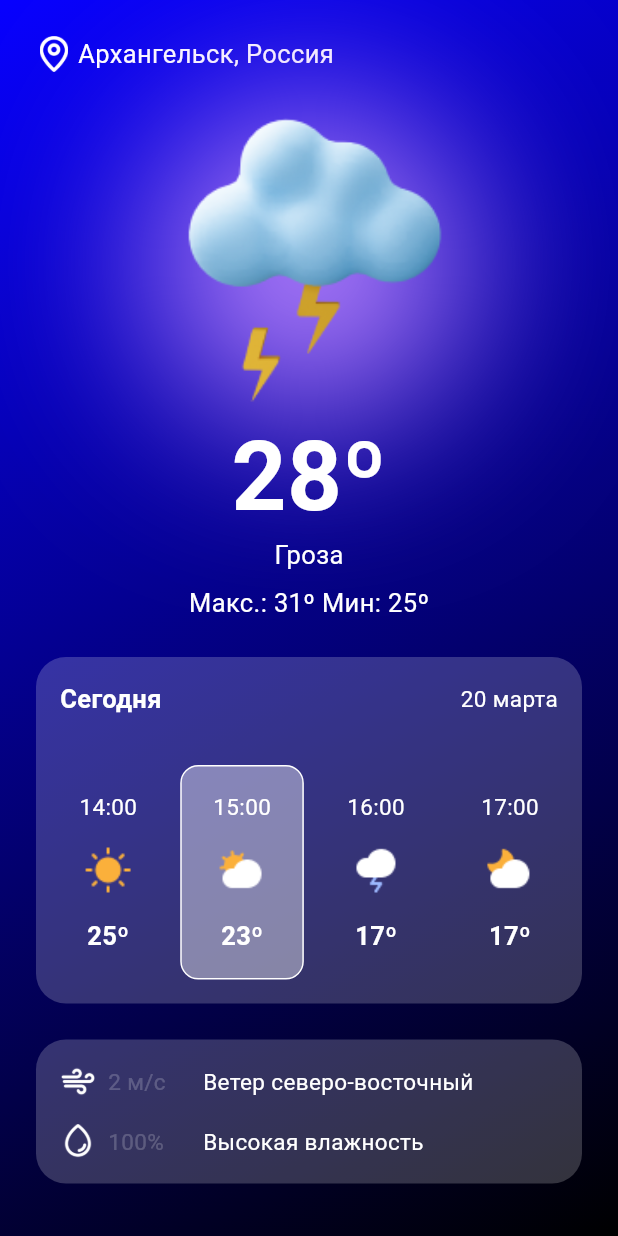
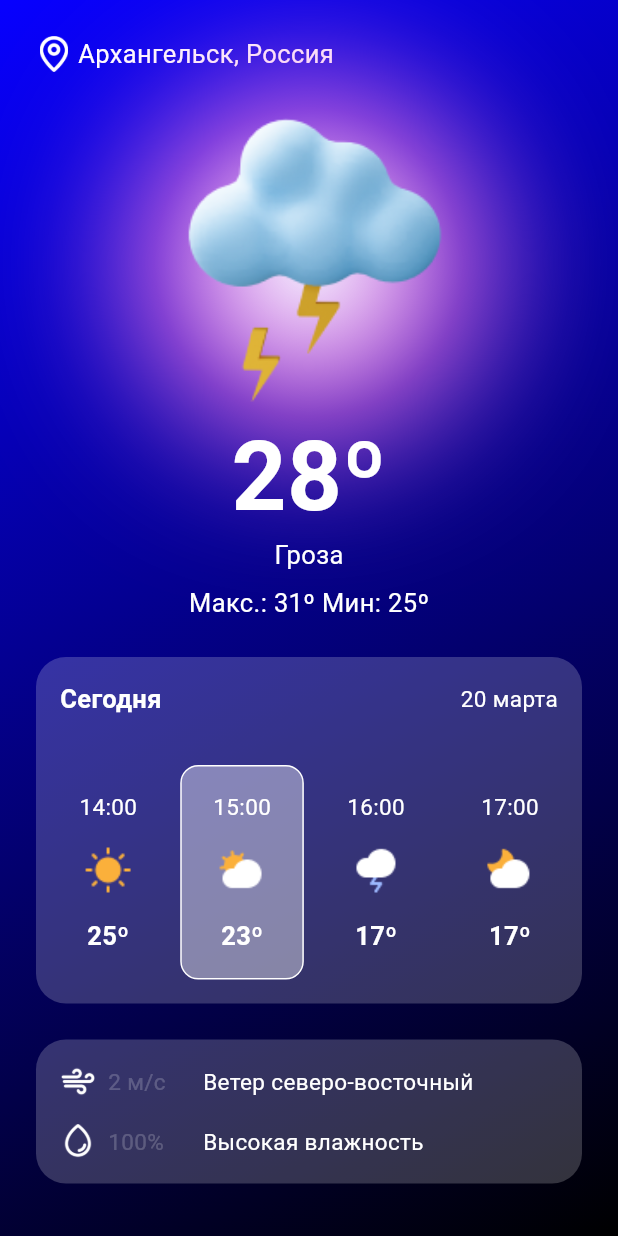
Before and after one commit to SalarPro/weather_app_flutter, a Flutter app: the screen it shows after launch, on a phone screen of 412 x 824 dp. Run offline on Flutter 3.47's test engine with Material 2 defaults, Android fonts, the phone set to English and light mode, and no system bars; our stand-ins replace google_fonts; Roboto replaces fonts that are missing (Ubuntu).

Commit message:
animate bg color

```diff
--- a/lib/wether_scree.dart
+++ b/lib/wether_scree.dart
@@ -1,3 +1,5 @@
+import 'dart:ui';
+
 import 'package:flutter/material.dart';
 import 'package:google_fonts/google_fonts.dart';
 import 'package:weather_app/src/helper/assets.dart';
@@ -9,7 +11,12 @@ class WeatherScreen extends StatefulWidget {
   State<WeatherScreen> createState() => _WeatherScreenState();
 }
 
-class _WeatherScreenState extends State<WeatherScreen> {
+class _WeatherScreenState extends State<WeatherScreen>
+    with SingleTickerProviderStateMixin {
+  late final AnimationController _controller = AnimationController(
+    duration: const Duration(seconds: 5),
+    vsync: this,
+  )..repeat();
   int cSelect = 1;
 
   @override
@@ -57,12 +64,74 @@ class _WeatherScreenState extends State<WeatherScreen> {
     );
   }
 
+  static Color? lerp(Color? a, Color? b, double tt) {
+    var t = tt;
+    if (t > 0.5) {
+      t = 1.0 - t;
+    }
+    t *= 2.0;
+    if (b == null) {
+      if (a == null) {
+        return null;
+      } else {
+        return _scaleAlpha(a, 1.0 - t);
+      }
+    } else {
+      if (a == null) {
+        return _scaleAlpha(b, t);
+      } else {
+        return Color.fromARGB(
+          _clampInt(_lerpInt(a.alpha, b.alpha, t).toInt(), 0, 255),
+          _clampInt(_lerpInt(a.red, b.red, t).toInt(), 0, 255),
+          _clampInt(_lerpInt(a.green, b.green, t).toInt(), 0, 255),
+          _clampInt(_lerpInt(a.blue, b.blue, t).toInt(), 0, 255),
+        );
+      }
+    }
+  }
+
+  static int _clampInt(int value, int min, int max) {
+    assert(min <= max);
+    if (value < min) return min;
+    if (value > max) return max;
+    return value;
+  }
+
+  static double _lerpDouble(double a, double b, double t) {
+    return a + (b - a) * t;
+  }
+
+  static int _lerpInt(int a, int b, double t) {
+    return a + ((b - a) * t).round();
+  }
+
+  static Color _scaleAlpha(Color color, double factor) {
+    return Color.fromARGB(
+      _clampInt((color.alpha * factor).round(), 0, 255),
+      color.red,
+      color.green,
+      color.blue,
+    );
+  }
+
   Center weatherIcon() {
     return Center(
       child: Stack(
         children: [
-          CustomPaint(
-            painter: _BackgroundPainter(),
+          AnimatedBuilder(
+            animation: _controller,
+            builder: (context, child) {
+              return CustomPaint(
+                painter: _BackgroundPainter(
+                  lerp(Color(0xffBD87FF), Color.fromARGB(255, 255, 255, 255),
+                          _controller.value) ??
+                      Colors.green,
+                  lerp(
+                          Color.fromARGB(255, 255, 255, 255),
+                          Color.fromARGB(255, 238, 103, 226),
+                          _controller.value) ??
+                      Colors.green,
+                ),
                 child: Container(
                   width: MediaQuery.of(context).size.width * 0.5,
                   height: MediaQuery.of(context).size.width * 0.5,
@@ -71,6 +140,8 @@ class _WeatherScreenState extends State<WeatherScreen> {
                     fit: BoxFit.contain,
                   ),
                 ),
+              );
+            },
           ),
         ],
       ),
@@ -342,15 +413,30 @@ class _WeatherScreenState extends State<WeatherScreen> {
 }
 
 class _BackgroundPainter extends CustomPainter {
+  _BackgroundPainter(this.color1, this.color2);
+
+  Color color1;
+  Color color2;
+
   @override
   void paint(Canvas canvas, Size size) {
     final rect = Rect.fromLTWH(0, 0, size.width, size.height);
-    final paint = Paint()..color = const Color(0xffBD87FF);
+    final paint = Paint()
+      ..shader = RadialGradient(
+        colors: [
+          color1,
+          color2,
+          // Color.fromARGB(255, 255, 0, 204),
+          // Color.fromARGB(255, 178, 186, 14),
+        ],
+        // begin: Alignment.topLeft,
+        // end: Alignment.bottomRight,
+      ).createShader(rect);
 
-    paint.maskFilter = const MaskFilter.blur(BlurStyle.normal, 60);
-    canvas.drawCircle(rect.center, rect.center.dx, paint);
+    paint.maskFilter = const MaskFilter.blur(BlurStyle.normal, 50);
+    canvas.drawCircle(rect.center, rect.center.dx + 15, paint);
   }
 
   @override
-  bool shouldRepaint(covariant CustomPainter oldDelegate) => false;
+  bool shouldRepaint(covariant CustomPainter oldDelegate) => true;
 }
```
Lines whose indentation alone changed are shown as unchanged.
